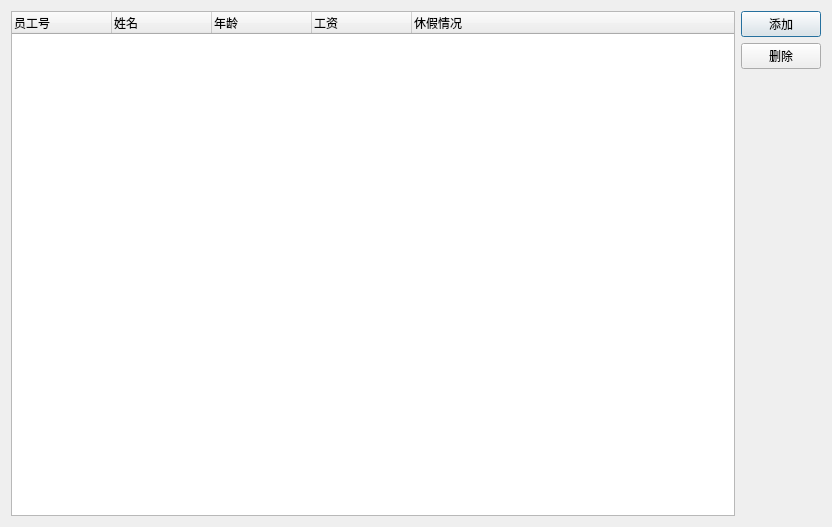
Above: employee.ui from LeoB-O/CarParkManagement before the change. Below: the same form after it.
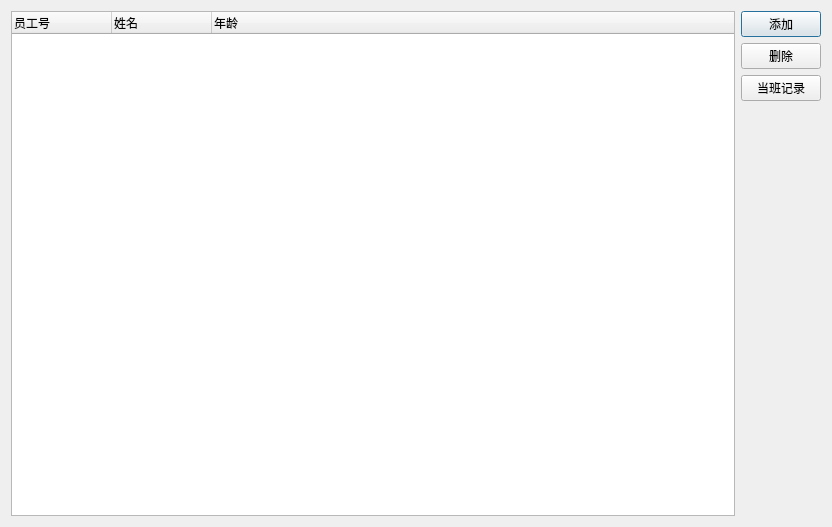
That is the form after the change.

The edit to the form file:
```diff
--- a/employee.ui
+++ b/employee.ui
@@ -33,16 +33,6 @@
          <string>年龄</string>
         </property>
        </column>
-       <column>
-        <property name="text">
-         <string>工资</string>
-        </property>
-       </column>
-       <column>
-        <property name="text">
-         <string>休假情况</string>
-        </property>
-       </column>
       </widget>
      </item>
     </layout>
@@ -63,6 +53,13 @@
        </property>
       </widget>
      </item>
+     <item>
+      <widget class="QPushButton" name="worklog">
+       <property name="text">
+        <string>当班记录</string>
+       </property>
+      </widget>
+     </item>
      <item>
       <spacer name="verticalSpacer">
        <property name="orientation">
```
Left out of the diff: 4 changed lines with no effect on the pictures.
